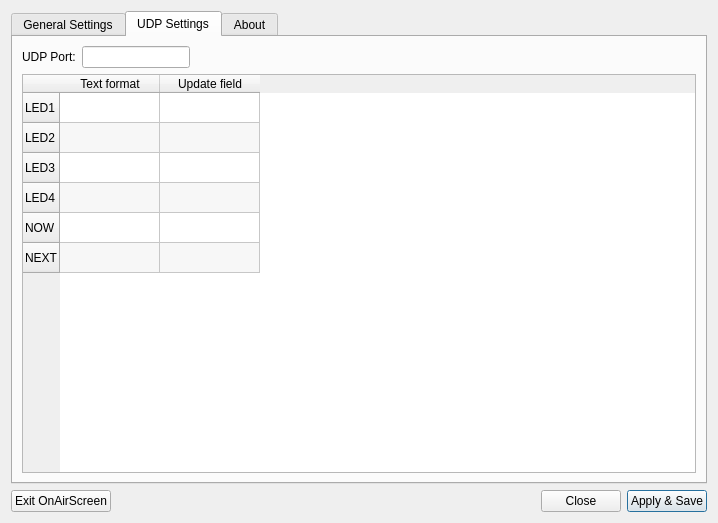
The window that settings.ui (saschaludwig/OnAirScreen) describes before a commit, drawn with Qt 5.
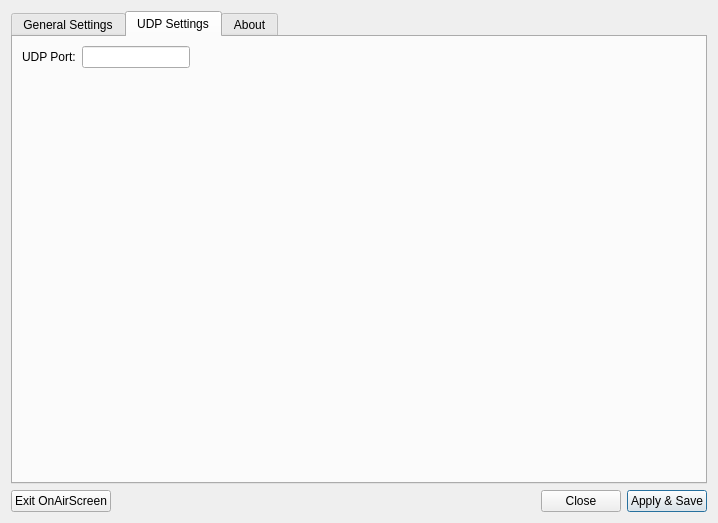
The same window after the commit. The open tabs and pages were chosen to show the change.

Commit message: added icons, minimized code footprint, removed unused table in settings

```diff
--- a/settings.ui
+++ b/settings.ui
@@ -1163,60 +1163,17 @@
         </layout>
        </item>
        <item row="1" column="0">
-        <widget class="QTableWidget" name="tableWidget">
-         <property name="autoFillBackground">
-          <bool>false</bool>
+        <spacer name="verticalSpacer">
+         <property name="orientation">
+          <enum>Qt::Vertical</enum>
          </property>
-         <property name="alternatingRowColors">
-          <bool>true</bool>
+         <property name="sizeHint" stdset="0">
+          <size>
+           <width>20</width>
+           <height>40</height>
+          </size>
          </property>
-         <property name="rowCount">
-          <number>6</number>
-         </property>
-         <property name="columnCount">
-          <number>2</number>
-         </property>
-         <row>
-          <property name="text">
-           <string>LED1</string>
-          </property>
-         </row>
-         <row>
-          <property name="text">
-           <string>LED2</string>
-          </property>
-         </row>
-         <row>
-          <property name="text">
-           <string>LED3</string>
-          </property>
-         </row>
-         <row>
-          <property name="text">
-           <string>LED4</string>
-          </property>
-         </row>
-         <row>
-          <property name="text">
-           <string>NOW</string>
-          </property>
-         </row>
-         <row>
-          <property name="text">
-           <string>NEXT</string>
-          </property>
-         </row>
-         <column>
-          <property name="text">
-           <string>Text format</string>
-          </property>
-         </column>
-         <column>
-          <property name="text">
-           <string>Update field</string>
-          </property>
-         </column>
-        </widget>
+        </spacer>
        </item>
       </layout>
      </widget>
```
Left out of the diff: 2 changed lines with no effect on the pictures. The commit also changes 4 other files.
